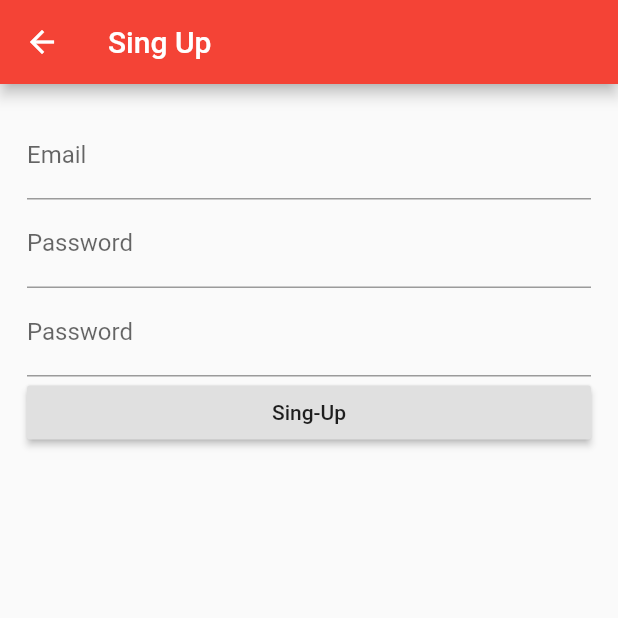
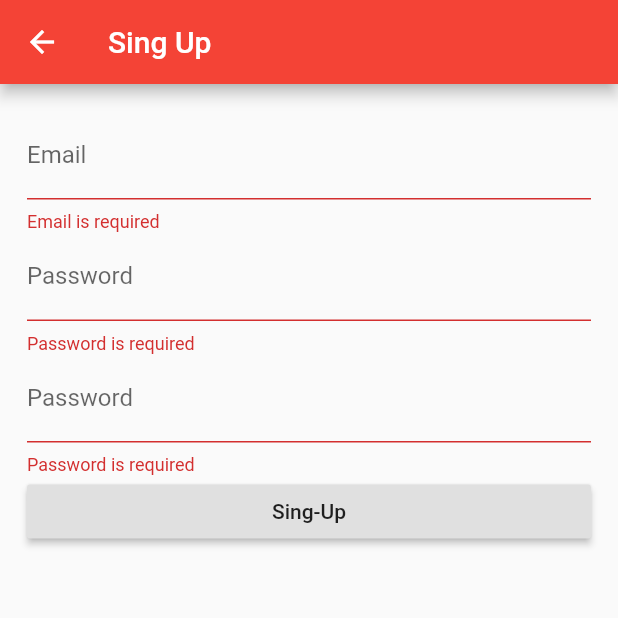
Before and after one commit to apichart2425/lab01, a Flutter app: the RegisterScreen screen opened by its route, after a tap on "Sing-Up", on a phone screen of 412 x 824 dp, the top half of it. Run offline on Flutter 3.47's test engine with Material 2 defaults, Android fonts, the phone set to English and light mode, and no system bars; our stand-ins replace datetime_picker_formfield, firebase_auth, image_picker, sqflite; accounts and stored records are empty; network calls fail.

Commit message:
validate register form

```diff
--- a/lib/ui/login_screen.dart
+++ b/lib/ui/login_screen.dart
@@ -10,7 +10,7 @@ class LoginScreen extends StatefulWidget {
 }
 
 class LoginScreenState extends State<LoginScreen> {
-  final _formkey = GlobalKey<FormState>();
+  final _formKey = GlobalKey<FormState>();
 
   FirebaseAuth auth = FirebaseAuth.instance;
 
@@ -20,8 +20,8 @@ class LoginScreenState extends State<LoginScreen> {
     return Scaffold(
       body: Padding(
         padding: EdgeInsets.all(18),
+        key: _formKey,
         child: Form(
-          // key: _formKey,
           child: Column(
             children: <Widget>[
               TextFormField(
--- a/lib/ui/register_srceen.dart
+++ b/lib/ui/register_srceen.dart
@@ -10,7 +10,10 @@ class RegisterScreen extends StatefulWidget {
 }
 
 class RegisterScreenState extends State<RegisterScreen> {
-  final _formkey = GlobalKey<FormState>();
+  final _formKey = GlobalKey<FormState>();
+  final _UserName = TextEditingController();
+  final _Password = TextEditingController();
+
 
   FirebaseAuth auth = FirebaseAuth.instance;
 
@@ -22,7 +25,7 @@ class RegisterScreenState extends State<RegisterScreen> {
       body: Padding(
         padding: EdgeInsets.all(18),
         child: Form(
-          // key: _formKey,
+          key: _formKey,
           child: Column(
             children: <Widget>[
               TextFormField(
@@ -59,6 +62,12 @@ class RegisterScreenState extends State<RegisterScreen> {
                     child: RaisedButton(
                       child: Text("Sing-Up"),
                       onPressed: () {
+                        if (_formKey.currentState.validate()) {
+                          // If the form is valid, we want to show a Snackbar
+                          Scaffold.of(context).showSnackBar(
+                              SnackBar(content: Text('Processing Data')));
+                        }
+                        //set state to check account on firebase
                         auth
                             .createUserWithEmailAndPassword(
                                 email: "packapichart@gmail.com", password: "123456789")
```
